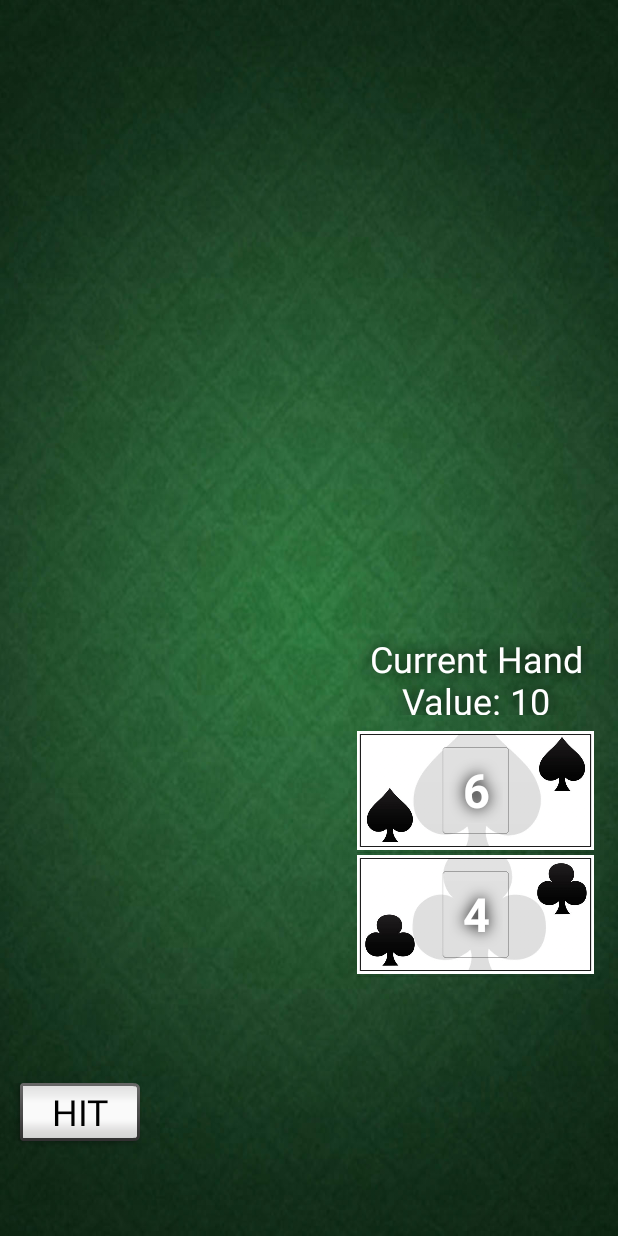
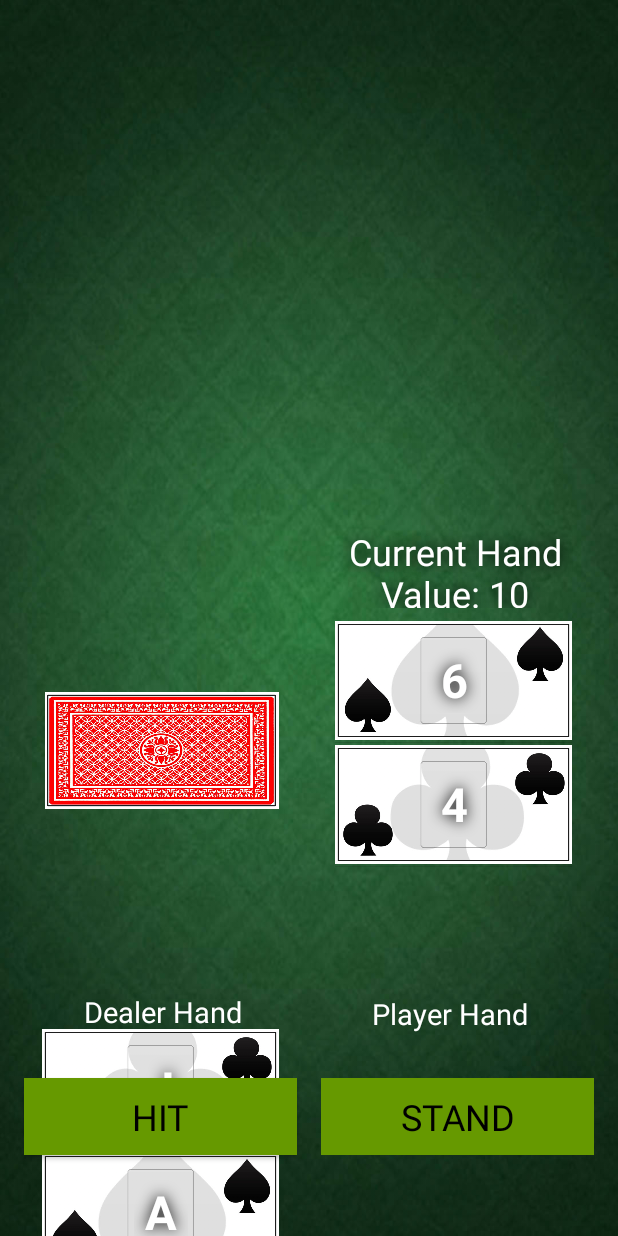
Before and after one commit to CrawfordD1/BlackJack_Android, an Android app: the screen it shows after launch (MainActivity), on a phone screen of 412 x 824 dp. Run offline under Robolectric (Android 15) with nearby library versions, the phone set to English and light mode, and no system bars; our stand-ins replace Picasso.

Commit message:
added hand displays, also started game logic (logic needs put in right class)

```diff
--- a/app/src/main/java/example/codeclan/com/blackjack/Game.java
+++ b/app/src/main/java/example/codeclan/com/blackjack/Game.java
@@ -22,63 +22,30 @@ public class Game {
 
     }
 
-    public int Playerlogic(){
+    public int playerWon(){
         if (player.getHandValue() == 21) {
             return 1;
         }
-        while (player.getHandValue() < 21 && (inProgress)) {
-
-            if (player.getHandValue() == 21) {
-                System.out.println("Your total is: " + player.getHandValue());
-                return 1;
-            }
+        if (player.getHandValue() < 21){
+            return 0;
         }
-        System.out.println("Your total is: " + player.getHandValue());
         if (player.getHandValue() > 21){
             return -1;
         }
-        return 2;
+        return 0;
     }
 
-    public int DealerLogic(){
-        if (dealer.getHandValue() == 21) {
+    public int dealerWon(){
+        if (player.getHandValue() == 21) {
             return -1;
         }
-        while (dealer.getHandValue() <= 21) {
-            if (dealer.getHandValue() < 17) {
-                System.out.println("Dealer Hits!");
-                dealer.addOnetoHand(deck);
-                System.out.println(dealer.showOneCard());
-                System.out.println("Dealer total is: " + dealer.getHandValue());
-            }
-            if (dealer.getHandValue() == 21) {
-                System.out.println("Dealer total is: " + dealer.getHandValue());
-                return -1;
-            }
-            if (dealer.getHandValue() > 21) {
-                System.out.println("Dealer Bust!");
-                return 1;
-            }
-            if(dealer.getHandValue() >=17 && dealer.getHandValue() <=21){
-                if (dealer.getHandValue() >= player.getHandValue()){
-                    return -1;
-                }
-                else
-                    return 1;
-            }
+        if (player.getHandValue() < 21){
+            return 0;
         }
-        return -1;
-    }
-
-    public void getPlayerChoice(Choice playerChoice){
-        switch (playerChoice){
-            case HIT:
-                player.addOnetoHand(deck);
-                break;
-            case STAND:
-                inProgress = false;
-                break;
+        if (player.getHandValue() > 21){
+            return 1;
         }
+        return 0;
     }
 
     public String displayWinner(int result){
--- a/app/src/main/java/example/codeclan/com/blackjack/HandAdaptor.java
+++ b/app/src/main/java/example/codeclan/com/blackjack/HandAdaptor.java
@@ -28,16 +28,12 @@ public class HandAdaptor extends ArrayAdapter<Card> {
         if(listItemView == null){
             listItemView = LayoutInflater.from(getContext()).inflate(R.layout.card_item, parent, false);
         }
-
         Card currentCard = getItem(position);
         TextView card_number = (TextView) listItemView.findViewById(R.id.card_number);
         card_number.setText(currentCard.getCardnoDisplay());
         ImageView image = (ImageView) listItemView.findViewById(R.id.cardsuit);
         int suitDrawable = currentCard.getImage();
         image.setImageResource(suitDrawable);
-
-//        String url = currentCard.getUrl();
-//        Picasso.with(getContext()).load(url).into(image);
 
         listItemView.setTag(currentCard);
 
--- a/app/src/main/java/example/codeclan/com/blackjack/MainActivity.java
+++ b/app/src/main/java/example/codeclan/com/blackjack/MainActivity.java
@@ -1,7 +1,10 @@
 package example.codeclan.com.blackjack;
 import android.app.Activity;
+import android.content.Intent;
 import android.os.Bundle;
 import android.view.View;
+import android.widget.Button;
+import android.widget.ImageView;
 import android.widget.ListView;
 import android.widget.TextView;
 
@@ -11,11 +14,18 @@ public class MainActivity extends Activity implements View.OnClickListener{
 
     private Deck deck;
     private Player player;
-    private ArrayList<Card> list;
-    private HandAdaptor handAdaptor;
-    private ListView listView;
+    private Dealer dealer;
+    private ArrayList<Card> playerList;
+    private ArrayList<Card> dealerList;
+    private HandAdaptor playerHandAdaptor;
+    private HandAdaptor dealerHandAdaptor;
+    private ListView playerListView;
+    private ListView dealerListView;
     private TextView handValue;
-
+    private Game game;
+    private ImageView cardback;
+    private Button hitButton;
+    private Button standButton;
 
 
     @Override
@@ -23,30 +33,83 @@ public class MainActivity extends Activity implements View.OnClickListener{
         super.onCreate(savedInstanceState);
         setContentView(R.layout.activity_main);
 
-        listView = (ListView) findViewById(R.id.player_Cards);
+        playerListView = (ListView) findViewById(R.id.player_Cards);
+        dealerListView = (ListView) findViewById(R.id.dealer_Cards);
         handValue = (TextView) findViewById(R.id.hand_value_text);
+        cardback = (ImageView) findViewById(R.id.card_back);
+        standButton = (Button) findViewById(R.id.stand_button);
+        hitButton = (Button) findViewById(R.id.hit_button);
         deck = new Deck();
         player = new Player();
+        dealer = new Dealer();
+        game = new Game(dealer, player);
+
+        player.startHand(deck);
+        dealer.startHand(deck);
+
+        playerList = player.getCardList();
+        dealerList = dealer.getCardList();
+
+        playerHandAdaptor = new HandAdaptor(this, playerList);
+        dealerHandAdaptor = new HandAdaptor(this, dealerList);
+
+        playerListView.setAdapter(playerHandAdaptor);
+        dealerListView.setAdapter(dealerHandAdaptor);
+        handValue.setText("Current Hand Value: " + player.getHandValue());
+
+        playerTurn();
 
 
-
-        player.startHand(deck);
-        list = player.getCardList();
-        handAdaptor = new HandAdaptor(this, list);
-
-        listView.setAdapter(handAdaptor);
-        handValue.setText("Current Hand Value: " + player.getHandValue());
     }
 
     @Override
     public void onClick(View v) {
     }
 
+
     public void onHitClick(View button){
         player.addOnetoHand(deck);
-        handAdaptor.notifyDataSetChanged();
-        listView.setSelection(handAdaptor.getPosition(player.getLastCard()));
+        playerHandAdaptor.notifyDataSetChanged();
+        playerListView.setSelection(playerHandAdaptor.getPosition(player.getLastCard()));
         handValue.setText("Current Hand Value: " + player.getHandValue());
+        playerTurn();
+    }
 
+    public void onStandClick(View button){
+        cardback.setVisibility(View.GONE);
+        hitButton.setEnabled(false);
+        standButton.setEnabled(false);
+        handValue.setText("Dealers Turn");
+        dealerTurn();
     }
+
+    private void dealerTurn() {
+        if (game.dealerWon() == 1) {
+            gameWon(game.displayWinner(1));
+        }if(game.dealerWon() == -1){
+            gameWon(game.displayWinner(-1));
+        }if(game.dealerWon() == 0){
+            dealer.addOnetoHand(deck);
+            dealerHandAdaptor.notifyDataSetChanged();
+//            dealerTurn();
+          }
+        }
+
+
+    private void gameWon(String winner) {
+        handValue.setText(winner);
+
+//        Intent intent = new Intent;
+//        intent.putExtra("winner", winner);
+//        startActivity(intent);
+    }
+
+    public void playerTurn(){
+            if (game.playerWon() == 1) {
+                gameWon(game.displayWinner(1));
+            }if(game.playerWon() == -1){
+                gameWon(game.displayWinner(-1));
+            }
+    }
+
 }
--- a/app/src/main/res/layout/activity_main.xml
+++ b/app/src/main/res/layout/activity_main.xml
@@ -11,18 +11,52 @@
     tools:context="example.codeclan.com.blackjack.MainActivity">
 
     <Button
+        android:id="@+id/stand_button"
+        style="@android:style/Holo.Light.SegmentedButton"
+        android:layout_width="182dp"
+        android:layout_height="51dp"
+        android:background="@android:color/holo_green_dark"
+        android:onClick="onStandClick"
+        android:text="STAND"
+        android:textSize="24sp"
+        app:layout_constraintBottom_toBottomOf="parent"
+        android:layout_marginBottom="54dp"
+        android:layout_marginRight="8dp"
+        app:layout_constraintRight_toRightOf="parent"
+        app:layout_constraintLeft_toRightOf="@+id/hit_button"
+        android:layout_marginLeft="8dp"/>
+
+    <Button
         android:id="@+id/hit_button"
-        style="@android:style/Widget.Material.Light.Button.Inset"
-        android:layout_width="wrap_content"
-        android:layout_height="wrap_content"
-        android:layout_marginBottom="55dp"
-        android:layout_marginLeft="16dp"
+        style="@android:style/Widget.Material.Light.Button.Toggle"
+        android:layout_width="182dp"
+        android:layout_height="51dp"
+        android:layout_marginBottom="54dp"
+        android:background="@android:color/holo_green_dark"
+        android:elevation="0dp"
         android:onClick="onHitClick"
         android:text="HIT"
         android:textSize="24sp"
         app:layout_constraintBottom_toBottomOf="parent"
+        android:layout_marginLeft="16dp"
+        app:layout_constraintLeft_toLeftOf="parent"/>
+
+    <TextView
+        android:id="@+id/dealer_value_text"
+        android:layout_width="157dp"
+        android:layout_height="54dp"
+        android:layout_marginBottom="8dp"
+        android:layout_marginLeft="8dp"
+        android:layout_marginRight="8dp"
+        android:shadowColor="#000000"
+        android:shadowRadius="12"
+        android:textAlignment="center"
+        android:textColor="#ffffff"
+        android:textSize="24sp"
+        app:layout_constraintBottom_toTopOf="@+id/dealer_Cards"
         app:layout_constraintLeft_toLeftOf="parent"
-        android:layout_marginStart="8dp"/>
+        app:layout_constraintRight_toLeftOf="@+id/hand_value_text"
+        tools:text="Dealer Hand Value: 21"/>
 
     <TextView
         android:id="@+id/hand_value_text"
@@ -34,21 +68,85 @@
         android:textColor="#ffffff"
         android:textSize="24sp"
         tools:text="Current Hand Value: 21"
-        android:layout_marginBottom="9dp"
+        android:layout_marginBottom="7dp"
         app:layout_constraintBottom_toTopOf="@+id/player_Cards"
-        android:layout_marginRight="16dp"
-        app:layout_constraintRight_toRightOf="parent"/>
+        android:layout_marginRight="30dp"
+        app:layout_constraintRight_toRightOf="parent"
+        />
+
+    <TextView
+        android:id="@+id/dealerText"
+        android:layout_width="wrap_content"
+        android:layout_height="wrap_content"
+        android:text="Dealer Hand"
+        android:textAlignment="center"
+        android:textColor="@color/white"
+        android:textSize="19sp"
+        android:layout_marginLeft="56dp"
+        app:layout_constraintLeft_toLeftOf="parent"
+        android:layout_marginBottom="31dp"
+        app:layout_constraintBottom_toTopOf="@+id/hit_button"/>
+
+    <TextView
+        android:id="@+id/playerText"
+        android:layout_width="wrap_content"
+        android:layout_height="wrap_content"
+        android:text="Player Hand"
+        android:textAlignment="center"
+        android:textColor="@color/white"
+        android:textSize="19sp"
+        android:layout_marginRight="8dp"
+        app:layout_constraintRight_toRightOf="parent"
+        app:layout_constraintLeft_toRightOf="@+id/dealerText"
+        android:layout_marginLeft="8dp"
+        app:layout_constraintHorizontal_bias="0.597"
+        android:layout_marginBottom="30dp"
+        app:layout_constraintBottom_toTopOf="@+id/stand_button"/>
 
     <ListView
         android:id="@+id/player_Cards"
         style="@android:style/Widget.Material.ExpandableListView"
         android:layout_width="158dp"
-        android:layout_height="282dp"
-        android:layout_marginBottom="56dp"
-        android:layout_marginEnd="16dp"
-        android:layout_marginRight="16dp"
+        android:layout_height="250dp"
         android:headerDividersEnabled="false"
+        android:layout_marginBottom="0dp"
+        app:layout_constraintBottom_toTopOf="@+id/playerText"
+        android:layout_marginRight="8dp"
+        app:layout_constraintRight_toRightOf="parent"
+        app:layout_constraintLeft_toRightOf="@+id/dealer_Cards"
+        android:layout_marginLeft="8dp"
+        app:layout_constraintHorizontal_bias="0.568"/>
+
+    <ListView
+        android:id="@+id/dealer_Cards"
+        style="@android:style/Widget.Material.ExpandableListView"
+        android:layout_width="158dp"
+        android:layout_height="250dp"
+        android:layout_marginBottom="-273dp"
+        android:layout_marginLeft="28dp"
+        android:headerDividersEnabled="false"
+        app:layout_constraintBottom_toTopOf="@+id/dealerText"
+        app:layout_constraintLeft_toLeftOf="parent"/>
+
+    <ImageView
+        android:id="@+id/card_back"
+        android:layout_width="183dp"
+        android:layout_height="78dp"
+        android:layout_marginBottom="8dp"
+        android:layout_marginLeft="8dp"
+        android:layout_marginRight="8dp"
+        android:layout_marginTop="8dp"
+        android:adjustViewBounds="false"
+        android:cropToPadding="false"
+        android:scaleType="fitCenter"
+        android:src="@drawable/card_back"
         app:layout_constraintBottom_toBottomOf="parent"
-        app:layout_constraintRight_toRightOf="parent"/>
+        app:layout_constraintHorizontal_bias="0.037"
+        app:layout_constraintLeft_toLeftOf="parent"
+        app:layout_constraintRight_toRightOf="parent"
+        app:layout_constraintTop_toTopOf="parent"
+        app:layout_constraintVertical_bias="0.621"
+        />
+
 
 </android.support.constraint.ConstraintLayout>
--- a/app/src/main/res/values/colors.xml
+++ b/app/src/main/res/values/colors.xml
@@ -3,4 +3,6 @@
     <color name="colorPrimary">#3F51B5</color>
     <color name="colorPrimaryDark">#303F9F</color>
     <color name="colorAccent">#FF4081</color>
+    <color name="white">#ffffff</color>
+
 </resources>
```
Also changed, not shown: app/src/main/res/drawable/card_back.jpg (added).
